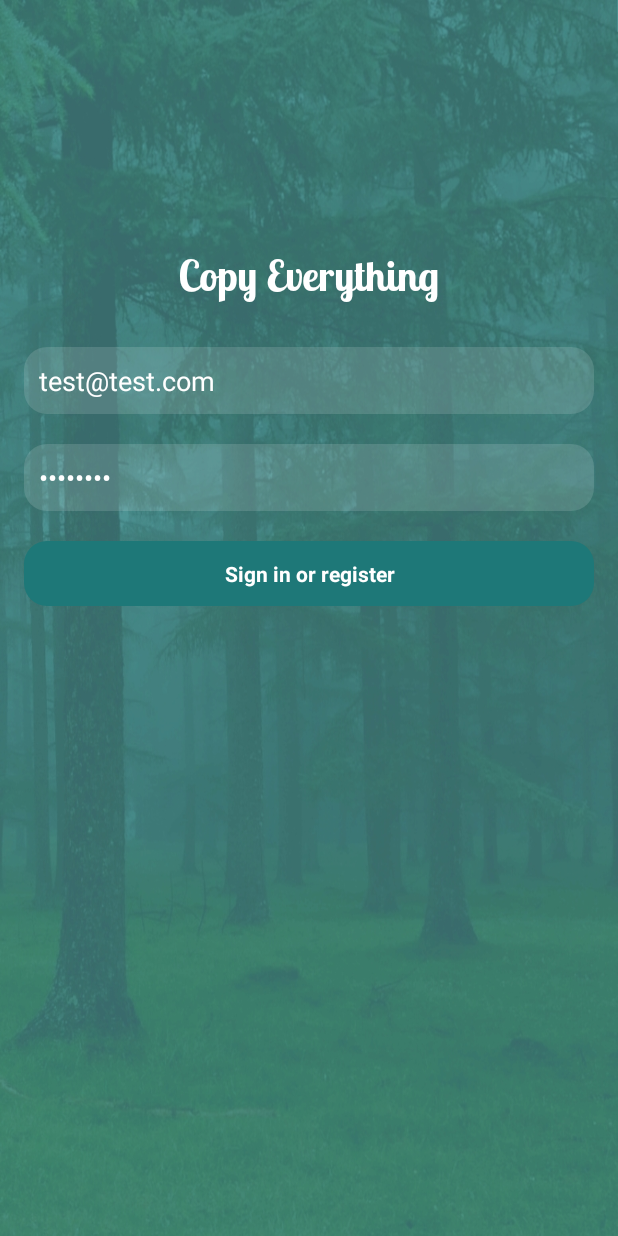
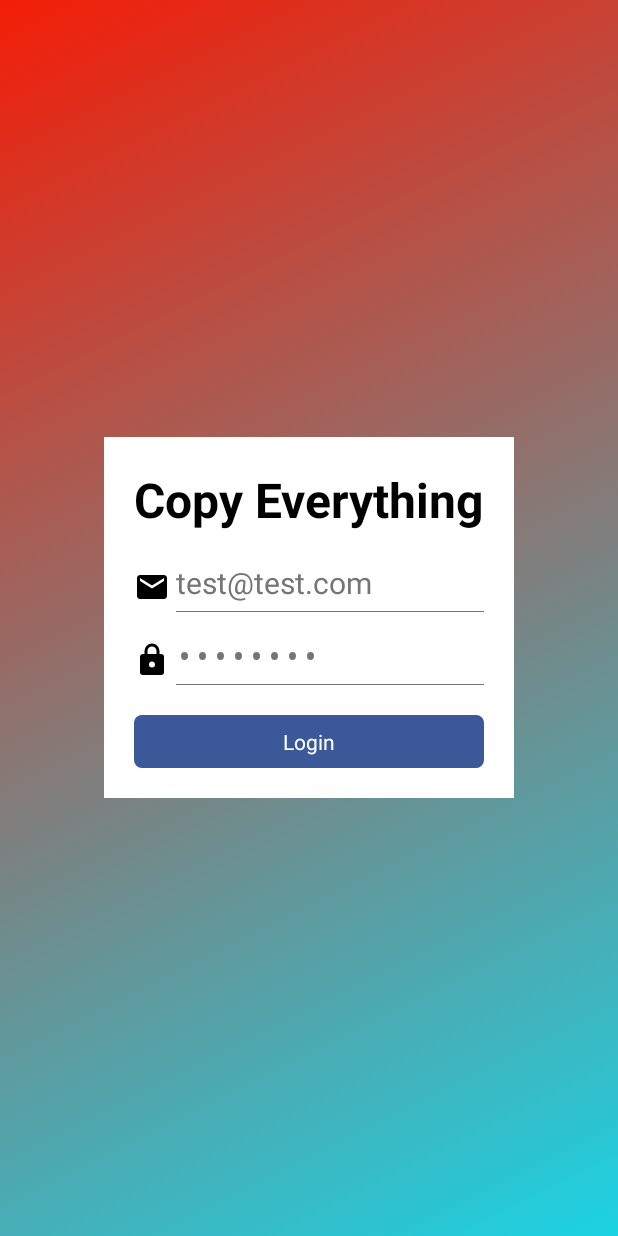
Before and after one commit to CopyEverything/CopyEverything-Android, an Android app: the screen it shows after launch (Login), on a phone screen of 412 x 824 dp. Run offline under Robolectric (Android 15) with nearby library versions, the phone set to English and light mode, and no system bars; libraries missing offline, so code that uses them is left out: com.github.nkzawa.socketio, com.twitter.sdk, io.fabric.sdk; 4 statements that could not run were skipped.

Commit message:
UI for login and authentication pages updated

```diff
--- a/app/src/main/java/copyeverything/tk/copyeverything/Login.java
+++ b/app/src/main/java/copyeverything/tk/copyeverything/Login.java
@@ -21,12 +21,12 @@ import android.widget.EditText;
 import android.widget.TextView;
 import android.widget.Toast;
 
-import com.facebook.CallbackManager;
-import com.facebook.FacebookCallback;
-import com.facebook.FacebookException;
-import com.facebook.FacebookSdk;
-import com.facebook.login.LoginManager;
-import com.facebook.login.LoginResult;
+//import com.facebook.CallbackManager;
+//import com.facebook.FacebookCallback;
+//import com.facebook.FacebookException;
+//import com.facebook.FacebookSdk;
+//import com.facebook.login.LoginManager;
+//import com.facebook.login.LoginResult;
 import com.twitter.sdk.android.Twitter;
 import com.twitter.sdk.android.core.Result;
 import com.twitter.sdk.android.core.TwitterAuthConfig;
@@ -86,7 +86,7 @@ public class Login extends Activity implements LoaderCallbacks<Cursor> {
                     }
                 });*/
 
-        setContentView(R.layout.activity_login);
+        setContentView(R.layout.activity_login_bolden);
 
         /*mTwitterLoginButton = (Button) findViewById(R.id.twitter_login_button);
         mTwitterLoginButton.setOnClickListener(new View.OnClickListener() {
@@ -134,9 +134,9 @@ public class Login extends Activity implements LoaderCallbacks<Cursor> {
         }
 
         // Set up the login form.
-        mTitleView = (TextView) findViewById(R.id.txtTitle);
-        Typeface titleFont = Typeface.createFromAsset(getAssets(), "fonts/LobsterTwo-Bold.otf");
-        mTitleView.setTypeface(titleFont);
+        //mTitleView = (TextView) findViewById(R.id.txtTitle);
+        //Typeface titleFont = Typeface.createFromAsset(getAssets(), "fonts/LobsterTwo-Bold.otf");
+        //mTitleView.setTypeface(titleFont);
 
         mEmailView = (AutoCompleteTextView) findViewById(R.id.email);
 
@@ -152,7 +152,7 @@ public class Login extends Activity implements LoaderCallbacks<Cursor> {
             }
         });
 
-        Button mEmailSignInButton = (Button) findViewById(R.id.email_sign_in_button);
+        Button mEmailSignInButton = (Button) findViewById(R.id.login_button);
         mEmailSignInButton.setOnClickListener(new OnClickListener() {
             @Override
             public void onClick(View view) {
--- /dev/null
+++ b/app/src/main/res/drawable/bolden_diagonal_gradient.xml
@@ -0,0 +1,12 @@
+<?xml version="1.0" encoding="utf-8"?>
+<selector xmlns:android="http://schemas.android.com/apk/res/android">
+    <item>
+        <shape>
+            <gradient
+                android:angle="135"
+                android:startColor="@color/bolden_blue"
+                android:endColor="@color/bolden_red"
+                android:type="linear" />
+        </shape>
+    </item>
+</selector>
--- /dev/null
+++ b/app/src/main/res/drawable/bolden_edit_box.xml
@@ -0,0 +1,16 @@
+<?xml version="1.0" encoding="utf-8"?>
+<layer-list xmlns:android="http://schemas.android.com/apk/res/android">
+
+    <item>
+        <shape>
+            <solid android:color="@color/material_gray"></solid>
+        </shape>
+    </item>
+
+    <item android:bottom="1dp">
+        <shape xmlns:android="http://schemas.android.com/apk/res/android"
+            android:shape="rectangle">
+            <solid android:color="#FFFFFFFF"/>
+        </shape>
+    </item>
+</layer-list>
--- /dev/null
+++ b/app/src/main/res/drawable/ic_email_black_24dp.xml
@@ -0,0 +1,9 @@
+<vector xmlns:android="http://schemas.android.com/apk/res/android"
+        android:width="24dp"
+        android:height="24dp"
+        android:viewportWidth="24.0"
+        android:viewportHeight="24.0">
+    <path
+        android:fillColor="#FF000000"
+        android:pathData="M20,4L4,4c-1.1,0 -1.99,0.9 -1.99,2L2,18c0,1.1 0.9,2 2,2h16c1.1,0 2,-0.9 2,-2L22,6c0,-1.1 -0.9,-2 -2,-2zM20,8l-8,5 -8,-5L4,6l8,5 8,-5v2z"/>
+</vector>
--- /dev/null
+++ b/app/src/main/res/drawable/ic_lock_black.xml
@@ -0,0 +1,9 @@
+<vector xmlns:android="http://schemas.android.com/apk/res/android"
+    android:width="24dp"
+    android:height="24dp"
+    android:viewportWidth="24.0"
+    android:viewportHeight="24.0">
+    <path
+        android:fillColor="#FF000000"
+        android:pathData="M12,17A2,2 0 0,0 14,15C14,13.89 13.1,13 12,13A2,2 0 0,0 10,15A2,2 0 0,0 12,17M18,8A2,2 0 0,1 20,10V20A2,2 0 0,1 18,22H6A2,2 0 0,1 4,20V10C4,8.89 4.9,8 6,8H7V6A5,5 0 0,1 12,1A5,5 0 0,1 17,6V8H18M12,3A3,3 0 0,0 9,6V8H15V6A3,3 0 0,0 12,3Z"/>
+</vector>
--- /dev/null
+++ b/app/src/main/res/drawable/rounded_box_blue.xml
@@ -0,0 +1,11 @@
+<?xml version="1.0" encoding="utf-8"?>
+<!--  res/drawable/rounded_box_blue.xml -->
+<shape xmlns:android="http://schemas.android.com/apk/res/android"
+    android:shape="rectangle" android:padding="20dp">
+    <solid android:color="@color/facebook_blue"/>
+    <corners
+        android:bottomRightRadius="5dp"
+        android:bottomLeftRadius="5dp"
+        android:topLeftRadius="5dp"
+        android:topRightRadius="5dp"/>
+</shape>
--- a/app/src/main/res/layout/activity_auth.xml
+++ b/app/src/main/res/layout/activity_auth.xml
@@ -3,7 +3,7 @@
     android:windowActionBar="false"
     android:layout_width="match_parent"
     android:layout_height="match_parent"
-    android:background="@drawable/login_background">
+    android:background="@drawable/bolden_diagonal_gradient">
 
     <LinearLayout
         android:orientation="vertical"
--- /dev/null
+++ b/app/src/main/res/layout/activity_login_bolden.xml
@@ -0,0 +1,96 @@
+<?xml version="1.0" encoding="utf-8"?>
+<RelativeLayout xmlns:android="http://schemas.android.com/apk/res/android"
+    android:layout_width="match_parent"
+    android:layout_height="match_parent"
+    android:id="@+id/topLayout"
+    android:gravity="center"
+    android:background="@drawable/bolden_diagonal_gradient">
+
+    <LinearLayout
+        android:orientation="vertical"
+        android:layout_width="wrap_content"
+        android:layout_height="wrap_content"
+        android:padding="20dp"
+        android:background="#FFFFFFFF">
+
+        <TextView
+            android:layout_width="wrap_content"
+            android:layout_height="wrap_content"
+            android:textAppearance="?android:attr/textAppearanceLarge"
+            android:text="Copy Everything"
+            android:id="@+id/title"
+            android:layout_gravity="center_horizontal"
+            android:layout_marginBottom="20dp"
+            android:textColor="#000000"
+            android:textStyle="bold"
+            android:textSize="32dp"/>
+
+        <LinearLayout
+            android:orientation="horizontal"
+            android:layout_width="match_parent"
+            android:layout_height="wrap_content"
+            android:layout_marginBottom="15dp"
+            android:gravity="center_vertical">
+
+            <ImageView
+                android:layout_width="wrap_content"
+                android:layout_height="wrap_content"
+                android:id="@+id/emailIcon"
+                android:layout_marginRight="4dp"
+                android:background="@drawable/ic_email_black_24dp"/>
+
+            <AutoCompleteTextView
+                android:layout_width="match_parent"
+                android:layout_height="wrap_content"
+                android:background="@drawable/bolden_edit_box"
+                android:inputType="textEmailAddress"
+                android:paddingBottom="6dp"
+                android:id="@+id/email"
+                android:textColor="@color/material_gray"
+                android:textSize="20dp"
+                android:hint="Email"
+                android:linksClickable="false" />
+
+        </LinearLayout>
+
+        <LinearLayout
+            android:orientation="horizontal"
+            android:layout_width="match_parent"
+            android:layout_height="wrap_content"
+            android:layout_marginBottom="20dp"
+            android:gravity="center_vertical">
+
+            <ImageView
+                android:layout_width="wrap_content"
+                android:layout_height="wrap_content"
+                android:id="@+id/passwordIcon"
+                android:layout_marginRight="4dp"
+                android:background="@drawable/ic_lock_black"/>
+
+            <EditText
+                android:layout_width="match_parent"
+                android:layout_height="wrap_content"
+                android:background="@drawable/bolden_edit_box"
+                android:paddingBottom="6dp"
+                android:inputType="textPassword"
+                android:id="@+id/password"
+                android:textColor="@color/material_gray"
+                android:textSize="20dp"
+                android:hint="Password"
+                android:linksClickable="false" />
+
+        </LinearLayout>
+
+        <Button
+            android:layout_width="match_parent"
+            android:layout_height="wrap_content"
+            android:background="@drawable/rounded_box_blue"
+            android:padding="8dp"
+            android:text="Login"
+            android:id="@+id/login_button"
+            android:layout_gravity="center_horizontal"
+            android:textColor="#FFFFFF"/>
+
+
+    </LinearLayout>
+</RelativeLayout>
--- a/app/src/main/res/values/styles.xml
+++ b/app/src/main/res/values/styles.xml
@@ -15,6 +15,11 @@
     <color name="accent">#aa1e7878</color>
     <color name="statusBarPrimary">#99000000</color>
 
+    //Bolden Theme Styles
+    <color name="bolden_red">#F41D07</color>
+    <color name="bolden_blue">#1BD3E3</color>
+    <color name="material_gray">#757575</color>
+
     //Twitter styles
     <color name="twitter_blue">#55acee</color>
     <color name="twitter_blue_dark">#2A89FE</color>
```
Also changed, not shown: 1 other file.
